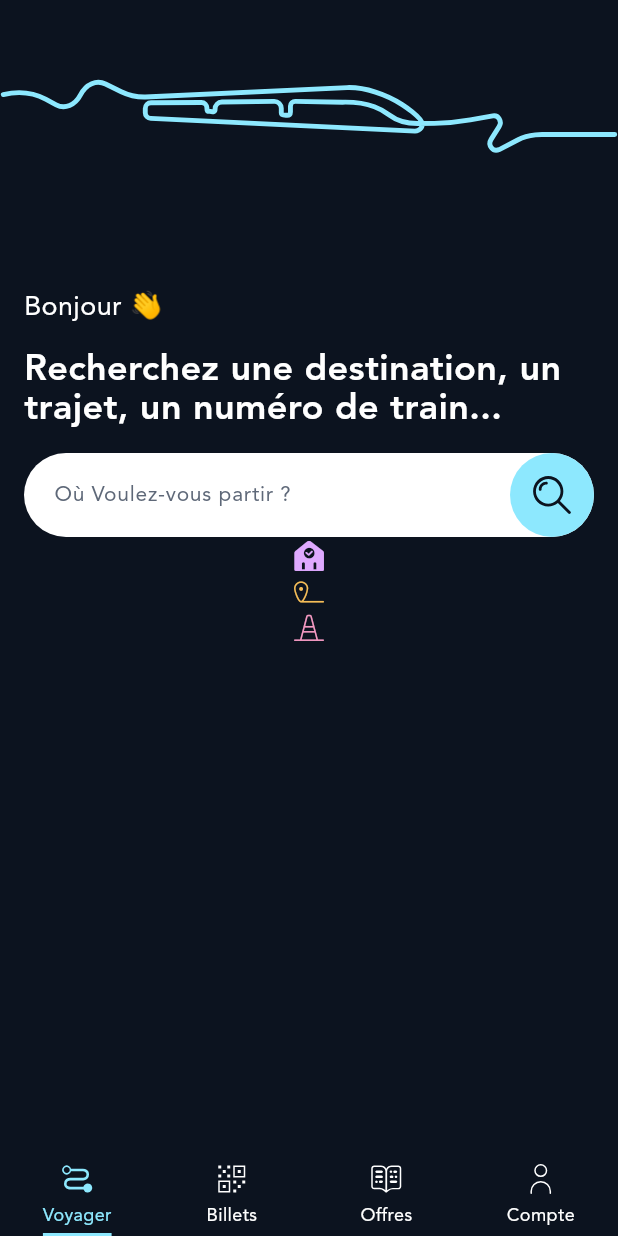
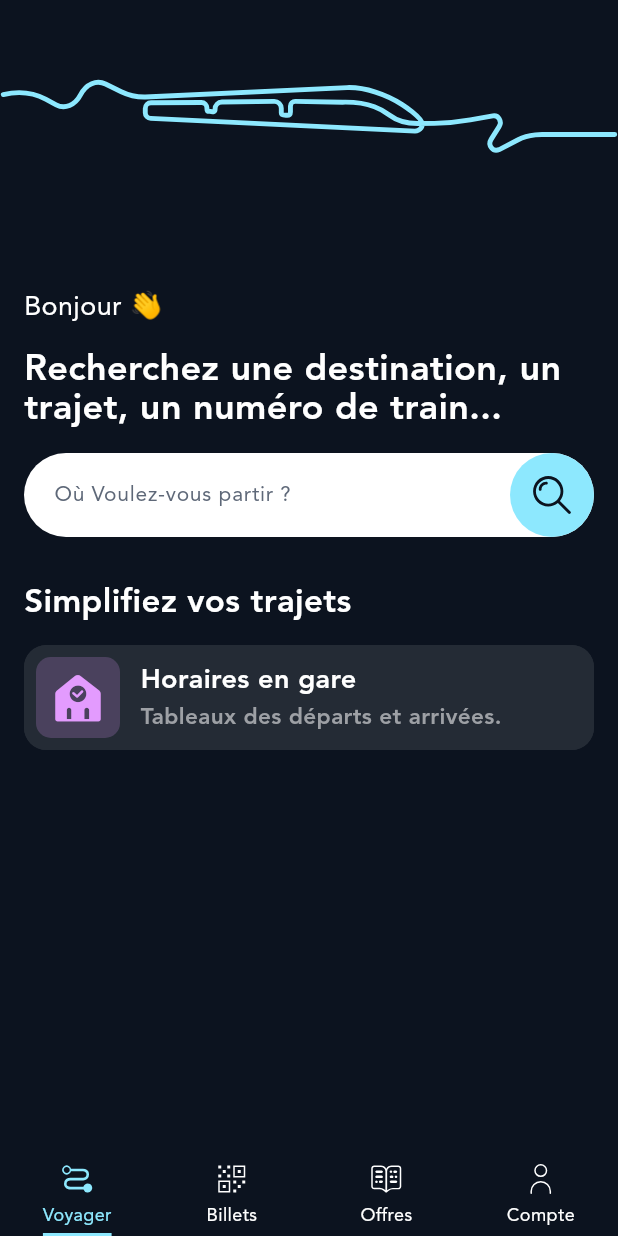
Before and after one commit to KillianFvt/sncf_disconnect, a Flutter app: the screen it shows after launch, on a phone screen of 412 x 824 dp. Run offline on Flutter 3.47's test engine with Material 3 defaults, Android fonts, the phone set to English and light mode, and no system bars; our stand-ins replace flutter_svg, path_drawing.

Commit message:
add a custom dropdown, made first one with train station schedule, update purple color

```diff
--- a/lib/constants/colors.dart
+++ b/lib/constants/colors.dart
@@ -12,7 +12,8 @@ const Color sncfLightestGrey = Color(0xFFf3f3f4);
 const Color sncfAWhite = Color(0xFFffffff);
 
 const Color sncfPurple = Color(0xFF762be2);
-const Color sncfLightPurple = Color(0xFFDFA9FF);
+const Color sncfLightPurple = Color(0xFFE39BFE);
 const Color sncfPink = Color(0xFFff5072);
 const Color sncfLihgtPink = Color(0xFFF59AC3);
 const Color sncfYellow = Color(0xFFF5BD57);
+const Color sncfTurquoise = Color(0xFF7EDAD5);
--- a/lib/pages/home_page.dart
+++ b/lib/pages/home_page.dart
@@ -2,6 +2,8 @@ import 'package:flutter/material.dart';
 import 'package:flutter_svg/flutter_svg.dart';
 import 'package:sncf_disconnect/extensions/curves.dart';
 import 'package:sncf_disconnect/widgets/animated_svg/animated_svg.dart';
+import 'package:sncf_disconnect/widgets/dynamic_dropdown.dart';
+import 'package:sncf_disconnect/widgets/home_page/dropdowns/station_schedule_dropdown.dart';
 import 'package:sncf_disconnect/widgets/search/trip_search_input.dart';
 
 import '../constants/colors.dart';
@@ -68,7 +70,7 @@ class _HomePageState extends State<HomePage> {
                   child: TripSearchInput(showMic: false)
                 ),
 
-                Icon(
+                /*Icon(
                   IconData(0xF115, fontFamily: "Mobility"),
                   color: sncfLightPurple,
                 ),
@@ -81,7 +83,29 @@ class _HomePageState extends State<HomePage> {
                 Icon(
                   IconData(0xF14F, fontFamily: "NavigationAndAction"),
                   color: sncfLihgtPink,
-                )
+                ),
+
+                Icon(
+                  IconData(0xF118, fontFamily: "Mobility"),
+                  color: sncfTurquoise,
+                ),*/
+
+                SizedBox(height: 32),
+
+                Text(
+                  "Simplifiez vos trajets",
+                  textAlign: TextAlign.start,
+                  style: TextStyle(
+                      color: Colors.white,
+                      fontSize: 22,
+                      fontWeight: FontWeight.bold,
+                      height: 1.1
+                  ),
+                ),
+
+                SizedBox(height: 16),
+
+                StationScheduleDropdown()
               ],
             ),
           ),
--- /dev/null
+++ b/lib/widgets/dynamic_dropdown.dart
@@ -0,0 +1,135 @@
+import 'dart:math';
+
+import 'package:flutter/material.dart';
+import 'package:sncf_disconnect/constants/colors.dart';
+import 'package:sncf_disconnect/widgets/home_page/dropdowns/dynamic_dropdown_header.dart';
+
+class DynamicDropdown extends StatefulWidget {
+  final String headerTitle;
+  final String headerSubtitle;
+  final double headerHeight;
+  final double width;
+  final List<Widget> children;
+  final bool isExpanded;
+  final double radius;
+  final Widget headerIcon;
+
+  const DynamicDropdown({
+    super.key,
+    required this.headerTitle,
+    required this.headerSubtitle,
+    required this.headerHeight,
+    required this.width,
+    required this.children,
+    required this.isExpanded,
+    required this.headerIcon,
+    this.radius = 15,
+  });
+
+  @override
+  State<DynamicDropdown> createState() => _DynamicDropdownState();
+}
+
+class _DynamicDropdownState extends State<DynamicDropdown> with SingleTickerProviderStateMixin {
+  late final AnimationController _controller = AnimationController(
+    vsync: this,
+    duration: const Duration(milliseconds: 250),
+  );
+
+  late final CurvedAnimation _animation = CurvedAnimation(
+    parent: _controller,
+    curve: Curves.fastOutSlowIn,
+  );
+
+
+  late bool isExpanded = widget.isExpanded;
+
+  @override
+  void initState() {
+    super.initState();
+    if (isExpanded) {
+      _controller.forward();
+    } else {
+      _controller.reverse();
+    }
+  }
+
+  @override
+  void dispose() {
+    _controller.dispose();
+    super.dispose();
+  }
+
+  void toggleExpand() {
+    setState(() {
+      isExpanded = !isExpanded;
+      if (isExpanded) {
+        _controller.forward(); // Expand the widget
+      } else {
+        _controller.reverse(); // Collapse the widget
+      }
+    });
+  }
+
+  @override
+  Widget build(BuildContext context) {
+    return AnimatedBuilder(
+      animation: _controller,
+      builder: (context, child) {
+        return DecoratedBox(
+          decoration: BoxDecoration(
+            color: sncfDarkGreyBlue,
+            borderRadius: BorderRadius.circular(widget.radius),
+            border: Border.all(
+              color: sncfDarkGreyBlue,
+              width: 1,
+            ),
+          ),
+          child: SizedBox(
+            width: widget.width,
+            child: Column(
+              children: [
+                DynamicDropdownHeader(
+                    headerTitle: widget.headerTitle,
+                    headerSubtitle: widget.headerSubtitle,
+                    headerHeight: widget.headerHeight,
+                    headerIcon: widget.headerIcon,
+                    radius: widget.radius,
+                    animation: _animation,
+                    toggleExpand: toggleExpand
+                ),
+                ClipRRect(
+                  borderRadius: BorderRadius.vertical(
+                    bottom: Radius.circular(widget.radius),
+                  ),
+                  child: Align(
+                    heightFactor: _animation.value,
+                    child: AnimatedSize(
+                      duration: const Duration(milliseconds: 300),
+                      curve: Curves.fastOutSlowIn,
+                      child: LayoutBuilder(
+                        builder: (context, constraints) {
+                          return Column(
+                            children: [
+                              const Divider(
+                                color: sncfDarkBlue,
+                                thickness: 3,
+                                height: 3,
+                              ),
+
+                              ...widget.children,
+                            ],
+                          );
+                        },
+                      ),
+                    ),
+                  ),
+                ),
+              ],
+            ),
+          ),
+        );
+      },
+    );
+  }
+}
--- /dev/null
+++ b/lib/widgets/home_page/dropdowns/dynamic_dropdown_header.dart
@@ -0,0 +1,101 @@
+import 'dart:math';
+
+import 'package:flutter/material.dart';
+
+import '../../../constants/colors.dart';
+
+class DynamicDropdownHeader extends StatefulWidget {
+  const DynamicDropdownHeader({
+    super.key,
+    required this.headerTitle,
+    required this.headerSubtitle,
+    required this.headerHeight,
+    required this.headerIcon,
+    required this.radius,
+    required this.animation,
+    required this.toggleExpand,
+  });
+
+  final String headerTitle, headerSubtitle;
+  final double headerHeight, radius;
+  final Widget headerIcon;
+  final Animation animation;
+  final void Function() toggleExpand;
+
+  @override
+  State<DynamicDropdownHeader> createState() => _DynamicDropdownHeaderState();
+}
+
+class _DynamicDropdownHeaderState extends State<DynamicDropdownHeader> {
+  @override
+  Widget build(BuildContext context) {
+    return DecoratedBox(
+      decoration: BoxDecoration(
+        borderRadius: BorderRadius.vertical(
+          top: Radius.circular(widget.radius),
+          bottom: Radius.circular((1-widget.animation.value) * widget.radius),
+        ),
+        color: sncfDarkGreyBlue,
+      ),
+      child: InkWell(
+        // TODO fix ink, it is displayed behind
+        onTap: () {},
+        child: SizedBox(
+          height: widget.headerHeight,
+          child: Row(
+            mainAxisAlignment: MainAxisAlignment.spaceBetween,
+            crossAxisAlignment: CrossAxisAlignment.center,
+            children: [
+              Padding(
+                padding: const EdgeInsets.fromLTRB(8.0, 8.0, 0.0, 8.0),
+                child: SizedBox.square(
+                  dimension: widget.headerHeight * 0.8,
+                  child: widget.headerIcon,
+                ),
+              ),
+              Flexible(
+                child: Column(
+                  mainAxisAlignment: MainAxisAlignment.center,
+                  crossAxisAlignment: CrossAxisAlignment.start,
+                  children: [
+                    Text(
+                      widget.headerTitle,
+                      style: const TextStyle(
+                        color: Colors.white,
+                        fontSize: 18,
+                        fontWeight: FontWeight.bold,
+                      ),
+                      overflow: TextOverflow.ellipsis,
+                    ),
+
+                    Text(
+                      widget.headerSubtitle,
+                      style: const TextStyle(
+                        color: sncfGrey,
+                        fontSize: 15,
+                        fontWeight: FontWeight.bold,
+                      ),
+                      overflow: TextOverflow.ellipsis,
+                    ),
+                  ],
+                ),
+              ),
+              Transform.rotate(
+                  angle: (widget.animation.value) * (-pi),
+                  child: IconButton(
+                    onPressed: widget.toggleExpand,
+                    padding: const EdgeInsets.symmetric(vertical: 0.0, horizontal: 8.0),
+                    icon: const Icon(
+                      Icons.keyboard_arrow_down_rounded,
+                      color: sncfLightBlue,
+                      size: 28,
+                    ),
+                  )
+              ),
+            ],
+          ),
+        ),
+      ),
+    );
+  }
+}
--- /dev/null
+++ b/lib/widgets/home_page/dropdowns/header_icon.dart
@@ -0,0 +1,31 @@
+import 'package:flutter/material.dart';
+
+import '../../../constants/colors.dart';
+
+class HeaderIcon extends StatelessWidget {
+  const HeaderIcon({
+    super.key,
+    required this.iconData,
+    required this.color,
+  });
+
+  final IconData iconData;
+  final Color color;
+
+  @override
+  Widget build(BuildContext context) {
+    return DecoratedBox(
+      decoration: BoxDecoration(
+        color: color.withValues(alpha: 0.2),
+        borderRadius: BorderRadius.circular(10),
+      ),
+      child: SizedBox.square(
+        child: Icon(
+          iconData,
+          color: color,
+          size: 37,
+        ),
+      ),
+    );
+  }
+}
--- /dev/null
+++ b/lib/widgets/home_page/dropdowns/station_schedule_dropdown.dart
@@ -0,0 +1,35 @@
+import 'package:flutter/material.dart';
+import 'package:sncf_disconnect/widgets/dynamic_dropdown.dart';
+
+import '../../../constants/colors.dart';
+import 'header_icon.dart';
+
+class StationScheduleDropdown extends StatefulWidget {
+  const StationScheduleDropdown({super.key});
+
+  @override
+  State<StationScheduleDropdown> createState() => _StationScheduleDropdownState();
+}
+
+class _StationScheduleDropdownState extends State<StationScheduleDropdown> {
+  @override
+  Widget build(BuildContext context) {
+    return const DynamicDropdown(
+        headerTitle: "Horaires en gare",
+        headerSubtitle: "Tableaux des départs et arrivées.",
+        headerHeight: 70,
+        width: double.infinity,
+        isExpanded: false,
+        headerIcon: HeaderIcon(
+          iconData: IconData(0xF115, fontFamily: "Mobility"),
+          color: sncfLightPurple,
+        ),
+        children: [
+          SizedBox(height: 20),
+          Text("Hello"),
+          SizedBox(height: 20),
+          Text("World"),
+        ]
+    );
+  }
+}
```
